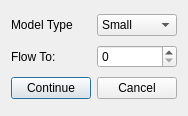
The window that Annotation Tool/UI/optFlowUI.ui (melmarsezio/Annotation-Tool) describes before a commit, drawn with Qt 5.
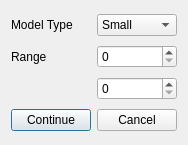
The same window after the commit. Icons and pictures are not drawn.

Diff of the .ui file:
```diff
--- a/Annotation Tool/UI/optFlowUI.ui
+++ b/Annotation Tool/UI/optFlowUI.ui
@@ -10,7 +10,7 @@
     <x>0</x>
     <y>0</y>
     <width>180</width>
-    <height>116</height>
+    <height>145</height>
    </rect>
   </property>
   <property name="windowTitle">
@@ -48,21 +48,24 @@
      <item row="1" column="0">
       <widget class="QLabel" name="label_3">
        <property name="text">
-        <string>Flow To:</string>
+        <string>Range</string>
        </property>
       </widget>
      </item>
      <item row="1" column="1">
       <widget class="QSpinBox" name="sb_to"/>
      </item>
-     <item row="2" column="0">
+     <item row="2" column="1">
+      <widget class="QSpinBox" name="sb_forw"/>
+     </item>
+     <item row="3" column="0">
       <widget class="QPushButton" name="pb_continue">
        <property name="text">
         <string>Continue</string>
        </property>
       </widget>
      </item>
-     <item row="2" column="1">
+     <item row="3" column="1">
       <widget class="QPushButton" name="pushButton_2">
        <property name="text">
         <string>Cancel</string>
```
Left out of the diff: 2 changed lines with no effect on the pictures.
